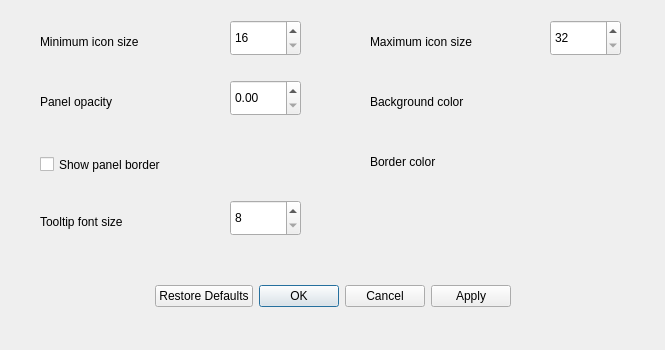
First picture: the form in src/view/appearance_settings_dialog.ui, repository dangvd/ksmoothdock, before the edit.
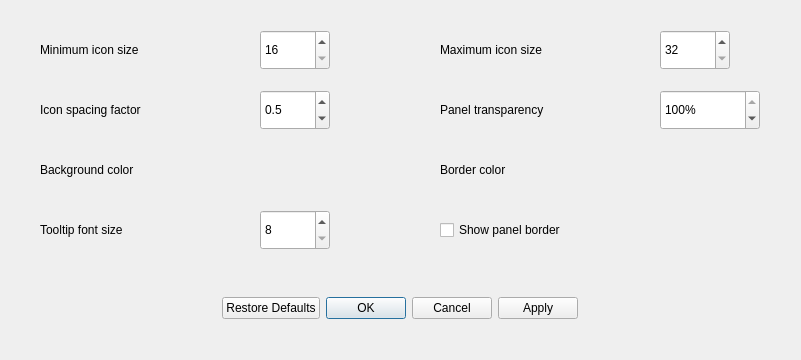
Second picture: the form after the edit.

Commit message: Add a config for icon spacing #91

```diff
--- a/src/view/appearance_settings_dialog.ui
+++ b/src/view/appearance_settings_dialog.ui
@@ -6,8 +6,8 @@
    <rect>
     <x>0</x>
     <y>0</y>
-    <width>665</width>
-    <height>350</height>
+    <width>801</width>
+    <height>360</height>
    </rect>
   </property>
   <property name="windowTitle">
@@ -16,10 +16,10 @@
   <widget class="QDialogButtonBox" name="buttonBox">
    <property name="geometry">
     <rect>
-     <x>80</x>
-     <y>280</y>
-     <width>505</width>
-     <height>32</height>
+     <x>34</x>
+     <y>290</y>
+     <width>731</width>
+     <height>36</height>
     </rect>
    </property>
    <property name="orientation">
@@ -37,8 +37,8 @@
     <rect>
      <x>40</x>
      <y>30</y>
-     <width>181</width>
-     <height>23</height>
+     <width>220</width>
+     <height>40</height>
     </rect>
    </property>
    <property name="text">
@@ -48,10 +48,10 @@
   <widget class="QSpinBox" name="minSize">
    <property name="geometry">
     <rect>
-     <x>230</x>
-     <y>20</y>
-     <width>71</width>
-     <height>36</height>
+     <x>260</x>
+     <y>30</y>
+     <width>70</width>
+     <height>40</height>
     </rect>
    </property>
    <property name="minimum">
@@ -67,10 +67,10 @@
   <widget class="QLabel" name="maxSizeLabel">
    <property name="geometry">
     <rect>
-     <x>370</x>
+     <x>440</x>
      <y>30</y>
-     <width>181</width>
-     <height>23</height>
+     <width>220</width>
+     <height>40</height>
     </rect>
    </property>
    <property name="text">
@@ -80,10 +80,10 @@
   <widget class="QSpinBox" name="maxSize">
    <property name="geometry">
     <rect>
-     <x>550</x>
-     <y>20</y>
-     <width>71</width>
-     <height>36</height>
+     <x>660</x>
+     <y>30</y>
+     <width>70</width>
+     <height>40</height>
     </rect>
    </property>
    <property name="minimum">
@@ -99,39 +99,23 @@
   <widget class="QLabel" name="backgroundAlphaLabel">
    <property name="geometry">
     <rect>
-     <x>40</x>
+     <x>440</x>
      <y>90</y>
-     <width>181</width>
-     <height>23</height>
+     <width>220</width>
+     <height>40</height>
     </rect>
    </property>
    <property name="text">
-    <string>Panel opacity</string>
-   </property>
-  </widget>
-  <widget class="QDoubleSpinBox" name="backgroundAlpha">
-   <property name="geometry">
-    <rect>
-     <x>230</x>
-     <y>80</y>
-     <width>71</width>
-     <height>36</height>
-    </rect>
-   </property>
-   <property name="maximum">
-    <double>1.000000000000000</double>
-   </property>
-   <property name="singleStep">
-    <double>0.010000000000000</double>
+    <string>Panel transparency</string>
    </property>
   </widget>
   <widget class="QLabel" name="backgroundColorLabel">
    <property name="geometry">
     <rect>
-     <x>370</x>
-     <y>90</y>
-     <width>181</width>
-     <height>23</height>
+     <x>40</x>
+     <y>150</y>
+     <width>220</width>
+     <height>40</height>
     </rect>
    </property>
    <property name="text">
@@ -141,10 +125,10 @@
   <widget class="QCheckBox" name="showBorder">
    <property name="geometry">
     <rect>
-     <x>40</x>
-     <y>150</y>
-     <width>261</width>
-     <height>29</height>
+     <x>440</x>
+     <y>210</y>
+     <width>220</width>
+     <height>40</height>
     </rect>
    </property>
    <property name="text">
@@ -154,10 +138,10 @@
   <widget class="QLabel" name="borderColorLabel">
    <property name="geometry">
     <rect>
-     <x>370</x>
+     <x>440</x>
      <y>150</y>
-     <width>181</width>
-     <height>23</height>
+     <width>220</width>
+     <height>40</height>
     </rect>
    </property>
    <property name="text">
@@ -169,8 +153,8 @@
     <rect>
      <x>40</x>
      <y>210</y>
-     <width>181</width>
-     <height>23</height>
+     <width>220</width>
+     <height>40</height>
     </rect>
    </property>
    <property name="text">
@@ -180,10 +164,10 @@
   <widget class="QSpinBox" name="tooltipFontSize">
    <property name="geometry">
     <rect>
-     <x>230</x>
-     <y>200</y>
-     <width>71</width>
-     <height>36</height>
+     <x>260</x>
+     <y>210</y>
+     <width>70</width>
+     <height>40</height>
     </rect>
    </property>
    <property name="minimum">
@@ -196,6 +180,66 @@
     <number>2</number>
    </property>
   </widget>
+  <widget class="QLabel" name="spacingFactorLabel">
+   <property name="geometry">
+    <rect>
+     <x>40</x>
+     <y>90</y>
+     <width>220</width>
+     <height>40</height>
+    </rect>
+   </property>
+   <property name="text">
+    <string>Icon spacing factor</string>
+   </property>
+  </widget>
+  <widget class="QSpinBox" name="backgroundTransparency">
+   <property name="geometry">
+    <rect>
+     <x>660</x>
+     <y>90</y>
+     <width>100</width>
+     <height>40</height>
+    </rect>
+   </property>
+   <property name="suffix">
+    <string>%</string>
+   </property>
+   <property name="maximum">
+    <number>100</number>
+   </property>
+   <property name="singleStep">
+    <number>5</number>
+   </property>
+   <property name="value">
+    <number>100</number>
+   </property>
+  </widget>
+  <widget class="QDoubleSpinBox" name="spacingFactor">
+   <property name="geometry">
+    <rect>
+     <x>260</x>
+     <y>90</y>
+     <width>70</width>
+     <height>40</height>
+    </rect>
+   </property>
+   <property name="decimals">
+    <number>1</number>
+   </property>
+   <property name="minimum">
+    <double>0.100000000000000</double>
+   </property>
+   <property name="maximum">
+    <double>0.900000000000000</double>
+   </property>
+   <property name="singleStep">
+    <double>0.100000000000000</double>
+   </property>
+   <property name="value">
+    <double>0.500000000000000</double>
+   </property>
+  </widget>
  </widget>
  <resources/>
  <connections>
```
Left out of the diff: 2 changed lines with no effect on the pictures. The commit also changes 6 other files.
